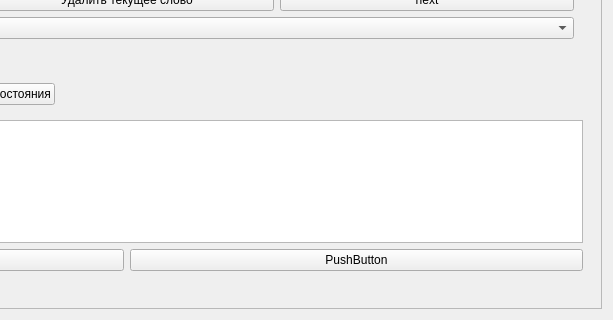
This is source/gui/sub_widgets/createprojectform.ui in baseoleph/turingmachine as Qt 5 draws it before an edit; both pictures show x 359 to 972 and y 422 to 742 of the 972 by 742 pixel window. The edited form follows.
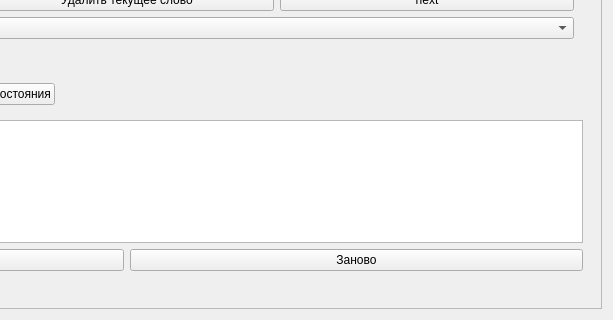
This is the edited form.

```diff
--- a/source/gui/sub_widgets/createprojectform.ui
+++ b/source/gui/sub_widgets/createprojectform.ui
@@ -500,7 +500,7 @@
                    <item>
                     <widget class="QPushButton" name="pushButton_2">
                      <property name="text">
-                      <string>PushButton</string>
+                      <string>Заново</string>
                      </property>
                     </widget>
                    </item>
```
